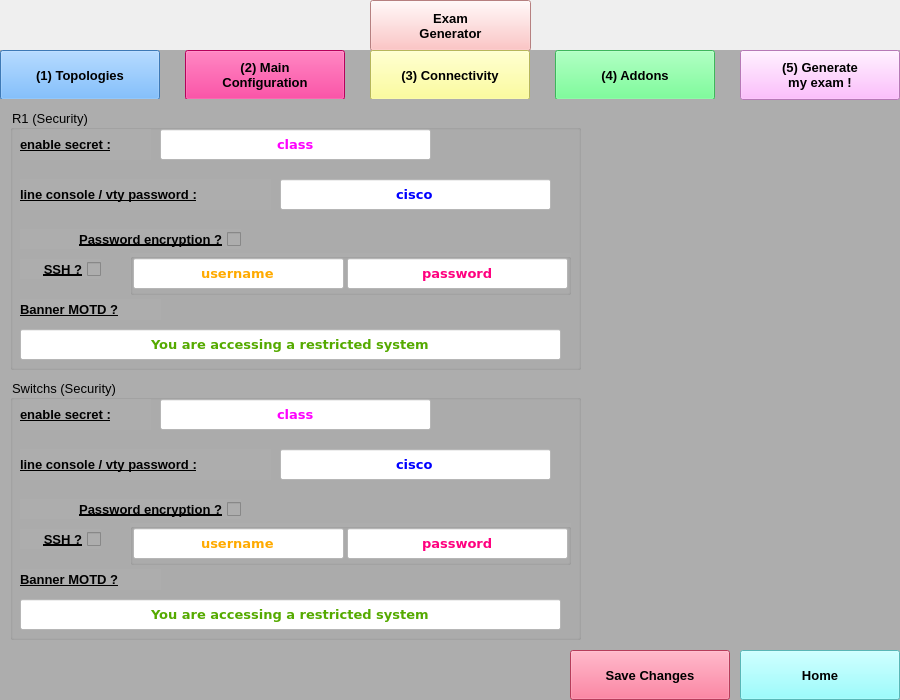
momo007Dev/TFE-Networking_toolkit, file code/main.ui: the form before one commit.
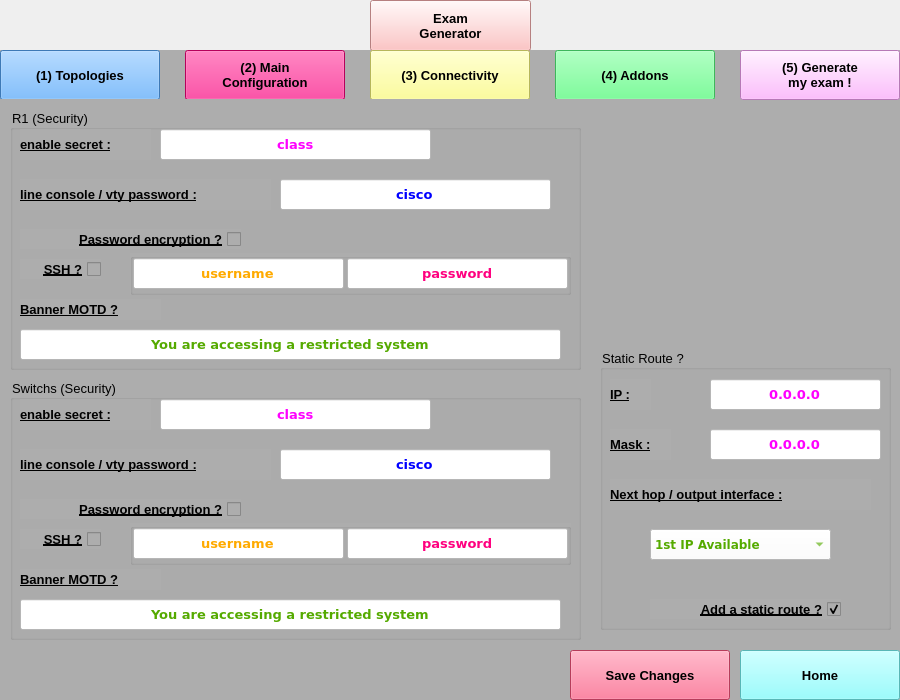
The form after the commit. Icons and pictures are not drawn.

Diff of the .ui file:
```diff
--- a/code/main.ui
+++ b/code/main.ui
@@ -3954,6 +3954,214 @@
          </widget>
         </widget>
        </widget>
+       <widget class="QGroupBox" name="E_p4_gb3">
+        <property name="geometry">
+         <rect>
+          <x>600</x>
+          <y>250</y>
+          <width>291</width>
+          <height>281</height>
+         </rect>
+        </property>
+        <property name="font">
+         <font>
+          <pointsize>10</pointsize>
+         </font>
+        </property>
+        <property name="title">
+         <string>Static Route ?</string>
+        </property>
+        <widget class="QLineEdit" name="E_p4_gb3_edit1">
+         <property name="geometry">
+          <rect>
+           <x>110</x>
+           <y>30</y>
+           <width>171</width>
+           <height>31</height>
+          </rect>
+         </property>
+         <property name="font">
+          <font>
+           <family>Verdana</family>
+           <pointsize>10</pointsize>
+           <weight>75</weight>
+           <bold>true</bold>
+          </font>
+         </property>
+         <property name="styleSheet">
+          <string notr="true">background-color: rgb(255, 255, 255);
+color: rgb(255, 0, 255)</string>
+         </property>
+         <property name="text">
+          <string>0.0.0.0</string>
+         </property>
+         <property name="alignment">
+          <set>Qt::AlignCenter</set>
+         </property>
+        </widget>
+        <widget class="QLineEdit" name="E_p4_gb3_edit2">
+         <property name="geometry">
+          <rect>
+           <x>110</x>
+           <y>80</y>
+           <width>171</width>
+           <height>31</height>
+          </rect>
+         </property>
+         <property name="font">
+          <font>
+           <family>Verdana</family>
+           <pointsize>10</pointsize>
+           <weight>75</weight>
+           <bold>true</bold>
+          </font>
+         </property>
+         <property name="styleSheet">
+          <string notr="true">background-color: rgb(255, 255, 255);
+color: rgb(255, 0, 255)</string>
+         </property>
+         <property name="text">
+          <string>0.0.0.0</string>
+         </property>
+         <property name="alignment">
+          <set>Qt::AlignCenter</set>
+         </property>
+        </widget>
+        <widget class="QLabel" name="E_p4_gb3_label1">
+         <property name="geometry">
+          <rect>
+           <x>10</x>
+           <y>30</y>
+           <width>41</width>
+           <height>31</height>
+          </rect>
+         </property>
+         <property name="font">
+          <font>
+           <pointsize>10</pointsize>
+           <weight>75</weight>
+           <bold>true</bold>
+           <underline>true</underline>
+          </font>
+         </property>
+         <property name="text">
+          <string>IP :</string>
+         </property>
+        </widget>
+        <widget class="QLabel" name="E_p4_gb3_label2">
+         <property name="geometry">
+          <rect>
+           <x>10</x>
+           <y>80</y>
+           <width>61</width>
+           <height>31</height>
+          </rect>
+         </property>
+         <property name="font">
+          <font>
+           <pointsize>10</pointsize>
+           <weight>75</weight>
+           <bold>true</bold>
+           <underline>true</underline>
+          </font>
+         </property>
+         <property name="text">
+          <string>Mask :</string>
+         </property>
+        </widget>
+        <widget class="QLabel" name="E_p4_gb3_label3">
+         <property name="geometry">
+          <rect>
+           <x>10</x>
+           <y>130</y>
+           <width>261</width>
+           <height>31</height>
+          </rect>
+         </property>
+         <property name="font">
+          <font>
+           <pointsize>10</pointsize>
+           <weight>75</weight>
+           <bold>true</bold>
+           <underline>true</underline>
+          </font>
+         </property>
+         <property name="text">
+          <string>Next hop / output interface :</string>
+         </property>
+        </widget>
+        <widget class="QComboBox" name="E_p4_gb3_combo">
+         <property name="geometry">
+          <rect>
+           <x>50</x>
+           <y>180</y>
+           <width>181</width>
+           <height>31</height>
+          </rect>
+         </property>
+         <property name="font">
+          <font>
+           <family>Verdana</family>
+           <pointsize>9</pointsize>
+           <weight>75</weight>
+           <bold>true</bold>
+          </font>
+         </property>
+         <property name="styleSheet">
+          <string notr="true">color: rgb(85, 170, 0);
+background-color: rgb(255, 255, 255);
+selection-background-color: rgb(204,255,255);
+selection-color: rgb(85, 170, 0);</string>
+         </property>
+         <item>
+          <property name="text">
+           <string>1st IP Available</string>
+          </property>
+         </item>
+         <item>
+          <property name="text">
+           <string>2nd IP Available</string>
+          </property>
+         </item>
+         <item>
+          <property name="text">
+           <string>Last IP -1</string>
+          </property>
+         </item>
+         <item>
+          <property name="text">
+           <string>Last IP Available</string>
+          </property>
+         </item>
+        </widget>
+        <widget class="QCheckBox" name="E_p4_gb3_check">
+         <property name="geometry">
+          <rect>
+           <x>50</x>
+           <y>250</y>
+           <width>191</width>
+           <height>20</height>
+          </rect>
+         </property>
+         <property name="font">
+          <font>
+           <pointsize>10</pointsize>
+           <weight>75</weight>
+           <bold>true</bold>
+           <underline>true</underline>
+          </font>
+         </property>
+         <property name="layoutDirection">
+          <enum>Qt::RightToLeft</enum>
+         </property>
+         <property name="text">
+          <string>Add a static route ?</string>
+         </property>
+         <property name="checked">
+          <bool>true</bool>
+         </property>
+        </widget>
+       </widget>
       </widget>
      </widget>
      <widget class="QPushButton" name="E_home">
```
Left out of the diff: 60 changed lines with no effect on the pictures.
